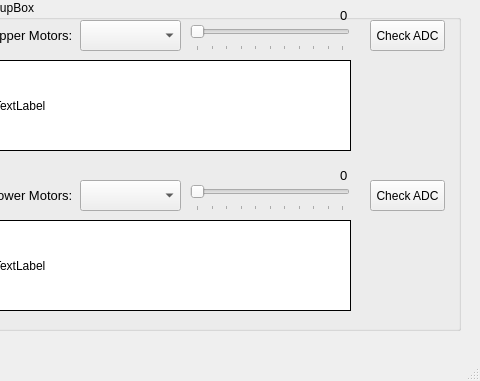
Above: src/UIs/MainWindow.ui from ValUtukin/CyberMed before the change; both pictures show x 870 to 1350 and y 459 to 840 of the 1350 by 840 pixel window. Below: the same form after it.
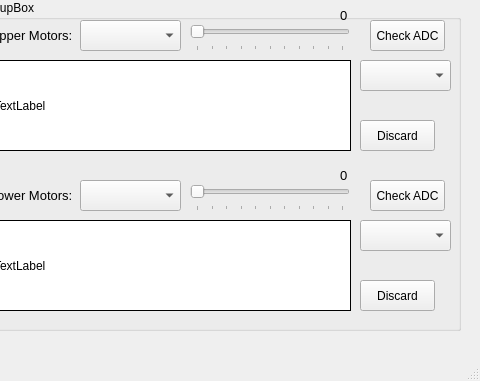
That is the form after the change.

Diff of the .ui file:
```diff
--- a/src/UIs/MainWindow.ui
+++ b/src/UIs/MainWindow.ui
@@ -1164,6 +1164,52 @@
         <string>Check ADC</string>
        </property>
       </widget>
+      <widget class="QComboBox" name="upper_motors_adc_channel_comboBox">
+       <property name="geometry">
+        <rect>
+         <x>380</x>
+         <y>60</y>
+         <width>91</width>
+         <height>31</height>
+        </rect>
+       </property>
+      </widget>
+      <widget class="QComboBox" name="lower_motors_adc_channel_comboBox">
+       <property name="geometry">
+        <rect>
+         <x>380</x>
+         <y>220</y>
+         <width>91</width>
+         <height>31</height>
+        </rect>
+       </property>
+      </widget>
+      <widget class="QPushButton" name="upper_discard_adc_data_btn">
+       <property name="geometry">
+        <rect>
+         <x>380</x>
+         <y>120</y>
+         <width>75</width>
+         <height>31</height>
+        </rect>
+       </property>
+       <property name="text">
+        <string>Discard</string>
+       </property>
+      </widget>
+      <widget class="QPushButton" name="lower_discard_adc_data_btn">
+       <property name="geometry">
+        <rect>
+         <x>380</x>
+         <y>280</y>
+         <width>75</width>
+         <height>31</height>
+        </rect>
+       </property>
+       <property name="text">
+        <string>Discard</string>
+       </property>
+      </widget>
      </widget>
     </widget>
     <widget class="QWidget" name="page_2"/>
```
